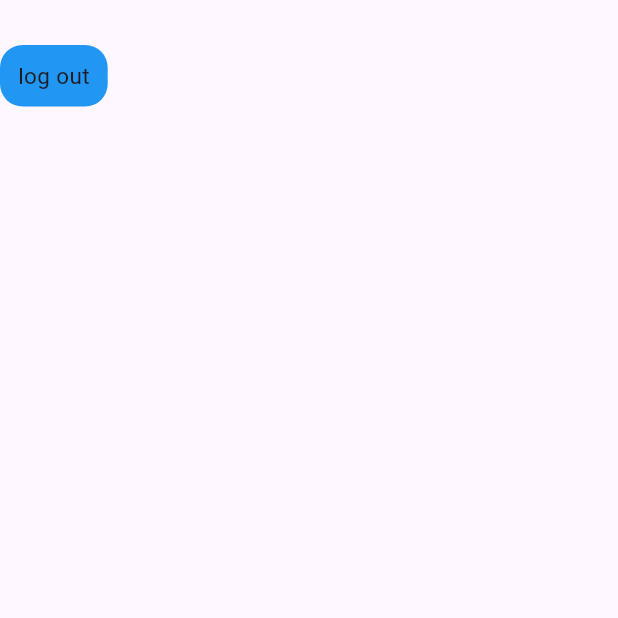
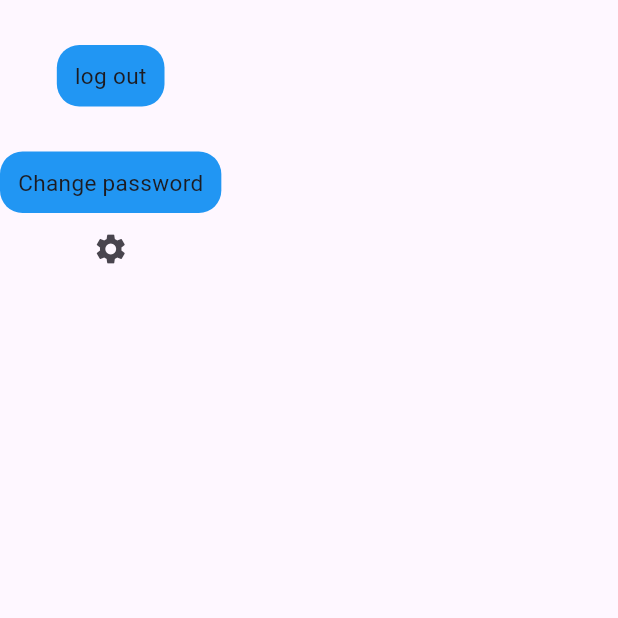
Before and after one commit to OLADISEA/blog_app, a Flutter app: the HomePage screen opened directly, on a phone screen of 412 x 824 dp, the top half of it. Run offline on Flutter 3.47's test engine with Material 2 defaults, Android fonts, the phone set to English and light mode, and no system bars; our stand-ins replace flutter_bloc, shared_preferences; accounts and stored records are empty.

Commit message:
Created a button for updating password and icon to update user info

```diff
--- a/lib/views/home/home_page.dart
+++ b/lib/views/home/home_page.dart
@@ -23,11 +23,23 @@ class HomePage extends StatelessWidget {
           },
           builder: (context,state){
             return Column(
+              crossAxisAlignment: CrossAxisAlignment.center,
               children: [
                 generalButton('log out', () {
                   context.read<LogOutBloc>().add(LogOutButton());
                   //Navigator.of(context).push(MaterialPageRoute(builder: (context)=> LogIn()));
-                })
+                }),
+
+                generalButton('Change password', () {
+                  //context.read<LogOutBloc>().add(LogOutButton());
+                  //Navigator.of(context).push(MaterialPageRoute(builder: (context)=> LogIn()));
+                }),
+
+                IconButton(
+                    onPressed: (){
+                      // show a dialog to change user first name. last name, email address and password
+                    },
+                    icon: const Icon(Icons.settings))
               ],
             );
           },
```
